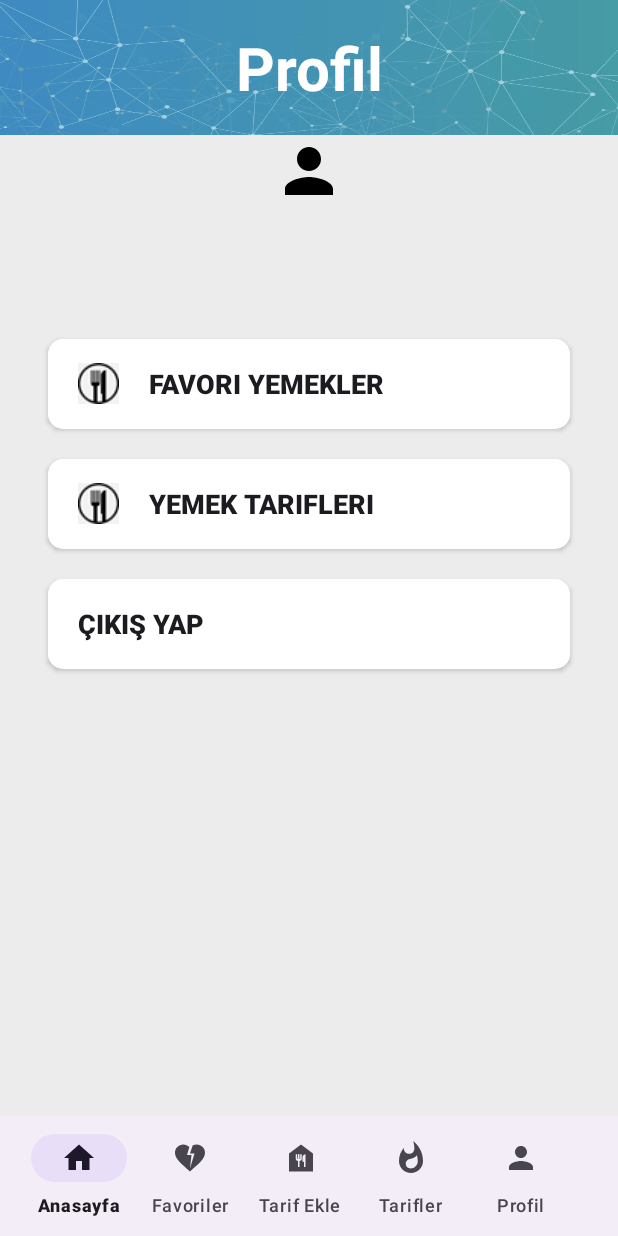
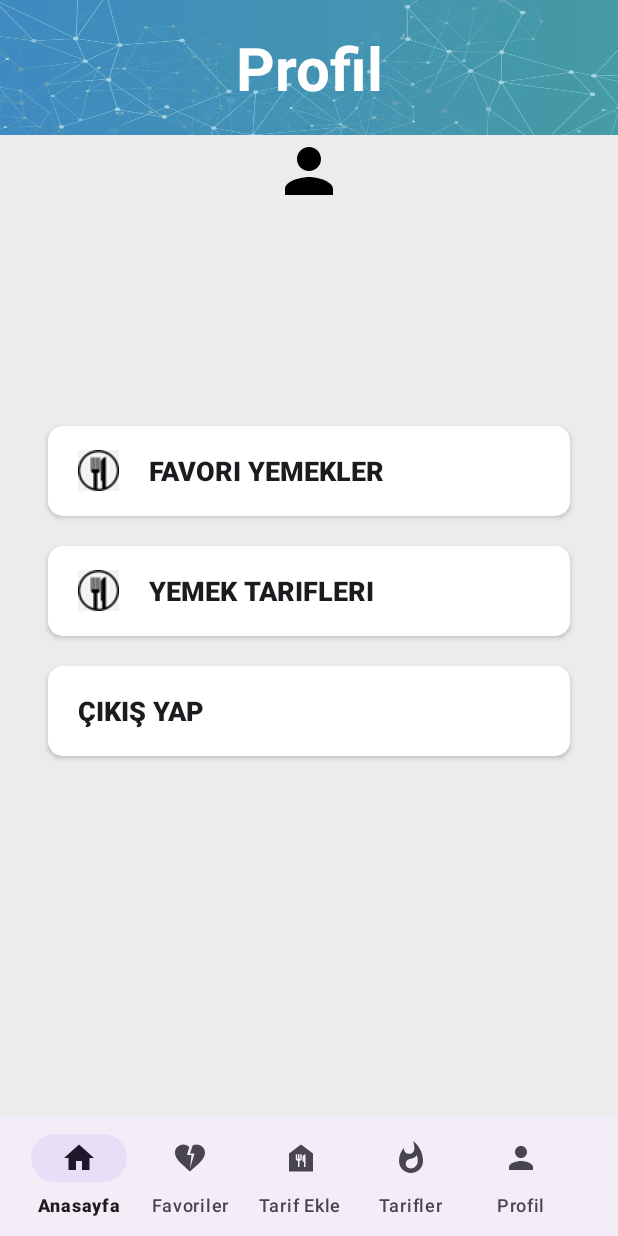
Before and after one commit to oftopaloglu/YemekTarifApp, an Android app: the fragment ProfileFragment placed in its activity, on a phone screen of 412 x 824 dp. Run offline under Robolectric (Android 15) with nearby library versions, the phone set to English and light mode, and no system bars; our stand-ins replace Firebase (no records; nobody signed in at launch, a user with empty details on screens opened directly).

Commit message:
profile kısmında düzenlemeler yapıldı.

```diff
--- a/app/src/main/res/layout/fragment_profile2.xml
+++ b/app/src/main/res/layout/fragment_profile2.xml
@@ -55,7 +55,6 @@
                     android:layout_width="wrap_content"
                     android:layout_height="wrap_content"
                     android:text="Oğuzhan Çelik"
-
                     android:layout_marginTop="16dp"
                     android:textSize="25sp"
                     android:textStyle="bold"
@@ -69,8 +68,6 @@
                     android:layout_height="wrap_content"
                     android:text="Oguzhan.celik92@erzurum.edu.tr"
                     android:textSize="20sp"
-
-
                     android:textStyle="italic"
                     app:layout_constraintEnd_toEndOf="@+id/nickName"
                     app:layout_constraintStart_toStartOf="@+id/nickName"
@@ -79,17 +76,19 @@
                 <LinearLayout
                     android:layout_width="match_parent"
                     android:layout_height="match_parent"
+                    android:layout_marginTop="48dp"
                     android:orientation="vertical"
                     app:layout_constraintEnd_toEndOf="parent"
+                    app:layout_constraintHorizontal_bias="0.0"
                     app:layout_constraintStart_toStartOf="parent"
                     app:layout_constraintTop_toBottomOf="@+id/email">
 
                     <androidx.appcompat.widget.AppCompatButton
-
+                        android:id="@+id/favFoods"
                         android:layout_width="match_parent"
                         android:layout_height="60dp"
                         android:layout_marginStart="32dp"
-                        android:layout_marginTop="10dp"
+                        android:layout_marginTop="20dp"
                         android:layout_marginEnd="32dp"
                         android:layout_marginBottom="10dp"
                         android:background="@drawable/btn_background_1"
@@ -97,12 +96,13 @@
                         android:drawablePadding="20dp"
                         android:paddingStart="20dp"
                         android:text="Favori Yemekler"
-                        android:id="@+id/favFoods"
+                        android:textAlignment="viewStart"
                         android:textSize="18sp"
                         android:textStyle="bold"
-                        android:textAlignment="viewStart"/>
+                        app:layout_constraintTop_toBottomOf="@+id/email" />
+
                     <androidx.appcompat.widget.AppCompatButton
-
+                        android:id="@+id/recipes"
                         android:layout_width="match_parent"
                         android:layout_height="60dp"
                         android:layout_marginStart="32dp"
@@ -114,12 +114,13 @@
                         android:drawablePadding="20dp"
                         android:paddingStart="20dp"
                         android:text="Yemek Tarifleri"
-                        android:id="@+id/recipes"
+                        android:textAlignment="viewStart"
                         android:textSize="18sp"
                         android:textStyle="bold"
-                        android:textAlignment="viewStart"/>
-                    <!-- Diğer bileşenlerden sonra eklenen çıkış yap butonu -->
+                        app:layout_constraintTop_toBottomOf="@+id/favFoods" />
+
                     <androidx.appcompat.widget.AppCompatButton
+                        android:id="@+id/btnLogoutButton"
                         android:layout_width="match_parent"
                         android:layout_height="60dp"
                         android:layout_marginStart="32dp"
@@ -130,10 +131,10 @@
                         android:drawablePadding="20dp"
                         android:paddingStart="20dp"
                         android:text="Çıkış Yap"
-                        android:id="@+id/btnLogoutButton"
+                        android:textAlignment="viewStart"
                         android:textSize="18sp"
                         android:textStyle="bold"
-                        android:textAlignment="viewStart"/>
+                        app:layout_constraintTop_toBottomOf="@+id/recipes" />
 
                 </LinearLayout>
             </androidx.constraintlayout.widget.ConstraintLayout>
```
